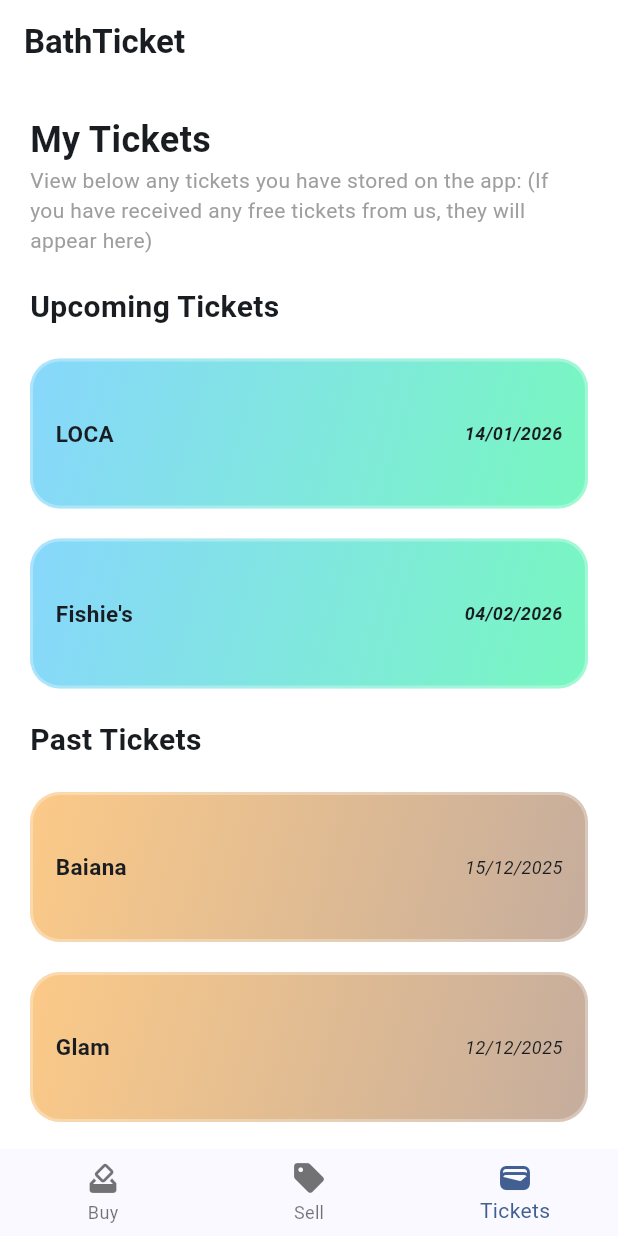
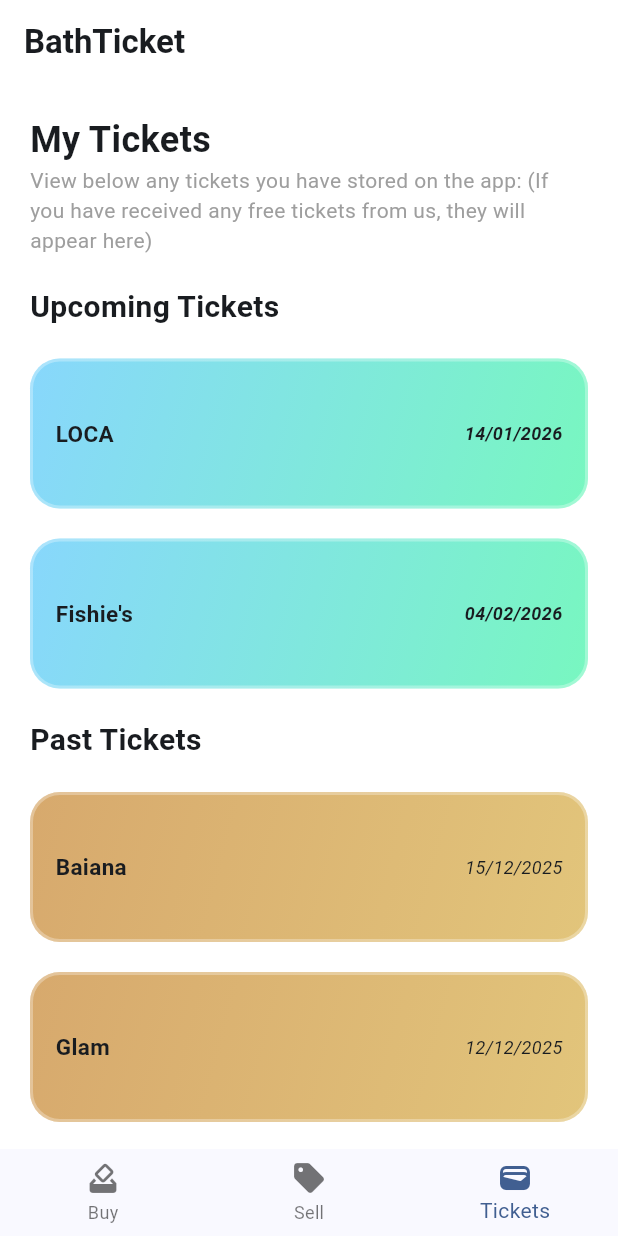
Before and after one commit to mikael-kyriakos/ticket, a Flutter app: the screen it shows after launch, item 3 of the bottom bar chosen, on a phone screen of 412 x 824 dp. Run offline on Flutter 3.47's test engine with Material 3 defaults, Android fonts, the phone set to English and light mode, and no system bars.

Commit message:
some extra UI changes and code cleaning

```diff
--- a/ticketApp/bathticket_app/lib/main.dart
+++ b/ticketApp/bathticket_app/lib/main.dart
@@ -334,6 +334,34 @@ class TicketsPage extends StatelessWidget {
           );
         }
         else if (index > 1 && index < upcomingTickets.length + 2) {
+          return UpcomingTicketContainer(upcomingTickets: upcomingTickets, index: index);
+        }
+        else if (index == upcomingTickets.length + 2) {
+          return Container(
+            margin: EdgeInsets.fromLTRB(20, 20, 20, 0),
+            child: Text("Past Tickets", style: TextStyle(fontWeight: FontWeight.bold, fontSize: 20)),
+          );
+        }
+        else {
+          return PastTicketContainer(pastTickets: pastTickets, upcomingTickets: upcomingTickets, index: index);
+        }
+      }
+    );
+  }
+}
+
+class UpcomingTicketContainer extends StatelessWidget {
+  const UpcomingTicketContainer({
+    super.key,
+    required this.upcomingTickets,
+    required this.index,
+  });
+
+  final List<List<String>> upcomingTickets;
+  final int index;
+
+  @override
+  Widget build(BuildContext context) {
     return Container(
       margin: EdgeInsets.fromLTRB(20, 20, 20, 0),
       height: 100,
@@ -372,13 +400,22 @@ class TicketsPage extends StatelessWidget {
       )
     );
   }
-        else if (index == upcomingTickets.length + 2) {
-          return Container(
-            margin: EdgeInsets.fromLTRB(20, 20, 20, 0),
-            child: Text("Past Tickets", style: TextStyle(fontWeight: FontWeight.bold, fontSize: 20)),
-          );
 }
-        else {
+
+class PastTicketContainer extends StatelessWidget {
+  const PastTicketContainer({
+    super.key,
+    required this.pastTickets,
+    required this.upcomingTickets,
+    required this.index,
+  });
+
+  final List<List<String>> pastTickets;
+  final List<List<String>> upcomingTickets;
+  final int index;
+
+  @override
+  Widget build(BuildContext context) {
     return Container(
       margin: EdgeInsets.fromLTRB(20, 20, 20, 0),
       height: 100,
@@ -390,8 +427,8 @@ class TicketsPage extends StatelessWidget {
               begin: Alignment.topLeft,
               end: Alignment.bottomRight,
               colors: [
-                      Color.fromARGB(255, 252, 202, 136),
-                      Color.fromARGB(255, 197, 173, 157),
+                Color.fromARGB(255, 215, 169, 109),
+                Color.fromARGB(255, 226, 197, 123),
               ],
             ),
       ),
@@ -418,6 +455,3 @@ class TicketsPage extends StatelessWidget {
     );
   }
 }
-    );
-  }
-}
```
Lines whose indentation alone changed are shown as unchanged.
